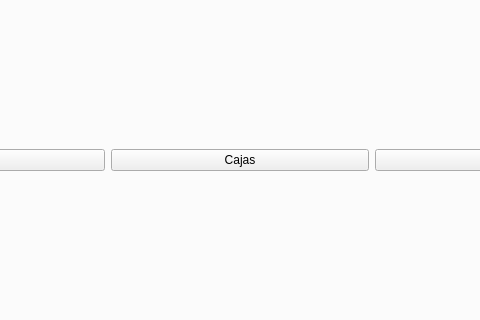
First picture: the form in tienda.ui, repository Ladis72/tienda, before the edit; both pictures show x 178 to 658 and y 208 to 528 of the 1100 by 754 pixel window.
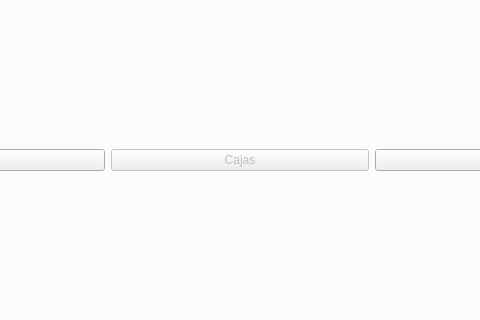
Second picture: the form after the edit. Icons and pictures are not drawn.

Commit message: Desactivar botón ventas y arreglar fallo de cajas

```diff
--- a/tienda.ui
+++ b/tienda.ui
@@ -72,6 +72,9 @@
         </item>
         <item>
          <widget class="QPushButton" name="listadoVentasButton">
+          <property name="enabled">
+           <bool>false</bool>
+          </property>
           <property name="text">
            <string>Cajas</string>
           </property>
```
The commit also changes 2 other files.
